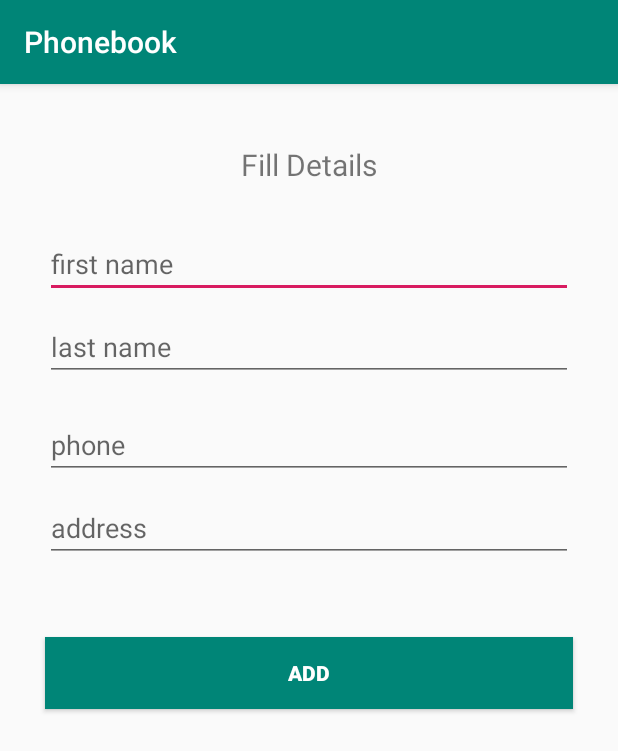
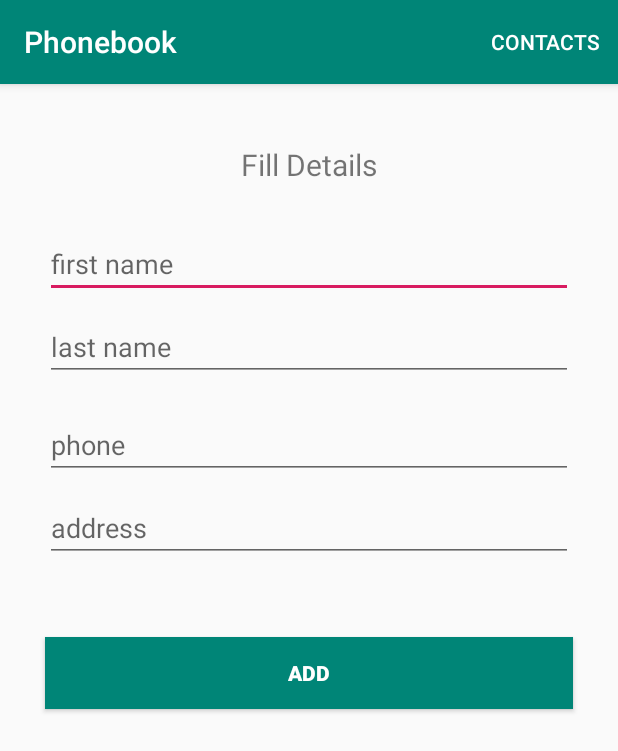
Before and after one commit to evneet822/Phonebook, an Android app: the screen it shows after launch (MainActivity), on a phone screen of 412 x 824 dp. Shown: the top 751 px of the screen. Run offline under Robolectric (Android 15) with nearby library versions, the phone set to English and light mode, and no system bars.

Commit message:
adaptor corrected

```diff
--- a/app/src/main/java/com/example/phonebook/ListViewAdaptor.java
+++ b/app/src/main/java/com/example/phonebook/ListViewAdaptor.java
@@ -21,8 +21,8 @@ public class ListViewAdaptor extends ArrayAdapter {
 
     public ListViewAdaptor(@NonNull Context context, int resource, List<Phonebook> phonebookList) {
         super(context, resource,phonebookList);
-        this.mContext = mContext;
-        this.layoutRes = layoutRes;
+        this.mContext = context;
+        this.layoutRes = resource;
         this.phonebookList = phonebookList;
     }
 
@@ -39,7 +39,7 @@ public class ListViewAdaptor extends ArrayAdapter {
         Phonebook phonebook = phonebookList.get(position);
 
         name.setText(phonebook.getFirstName() + " " + phonebook.getLastName());
-        phone.setText(phonebook.getPhoneNumber());
+        phone.setText(String.valueOf(phonebook.getPhoneNumber()));
         address.setText(phonebook.getAddress());
 
 
--- a/app/src/main/java/com/example/phonebook/MainActivity.java
+++ b/app/src/main/java/com/example/phonebook/MainActivity.java
@@ -1,8 +1,13 @@
 package com.example.phonebook;
 
+import androidx.annotation.NonNull;
 import androidx.appcompat.app.AppCompatActivity;
 
+import android.content.Intent;
 import android.os.Bundle;
+import android.view.Menu;
+import android.view.MenuInflater;
+import android.view.MenuItem;
 import android.view.View;
 import android.widget.Button;
 import android.widget.EditText;
@@ -53,4 +58,23 @@ public class MainActivity extends AppCompatActivity {
             }
         });
     }
+
+    @Override
+    public boolean onCreateOptionsMenu(Menu menu) {
+        MenuInflater menuInflater = getMenuInflater();
+        menuInflater.inflate(R.menu.list,menu);
+        return true;
+    }
+
+    @Override
+    public boolean onOptionsItemSelected(@NonNull MenuItem item) {
+        switch (item.getItemId()){
+            case R.id.action_list:
+                Intent intent = new Intent(MainActivity.this,PhonebookActivity.class);
+                startActivity(intent);
+                return true;
+                default:
+                    return super.onOptionsItemSelected(item);
+        }
+    }
 }
--- a/app/src/main/java/com/example/phonebook/PhonebookActivity.java
+++ b/app/src/main/java/com/example/phonebook/PhonebookActivity.java
@@ -40,6 +40,8 @@ public class PhonebookActivity extends AppCompatActivity {
             do{
 //                employeeList.add(new Employee(cursor.getInt(0),cursor.getString(1),cursor.getString(2),cursor.getString(3),cursor.getDouble(4)));
                 phonebooks.add(new Phonebook(cursor.getInt(0),cursor.getString(1),cursor.getString(2),cursor.getString(3),cursor.getInt(4)));
+                System.out.println(cursor.getInt(0));
+                System.out.println(cursor.getString(1));
 
             }while (cursor.moveToNext());
             cursor.close();
--- a/app/src/main/res/layout/display_phonebook.xml
+++ b/app/src/main/res/layout/display_phonebook.xml
@@ -21,6 +21,6 @@
         android:layout_width="match_parent"
         android:layout_height="wrap_content"
         android:id="@+id/text_view_adress"
-        android:layout_marginTop="5dp"/>
+        android:layout_margin="5dp"/>
 
 </LinearLayout>
--- /dev/null
+++ b/app/src/main/res/menu/list.xml
@@ -0,0 +1,11 @@
+<?xml version="1.0" encoding="utf-8"?>
+<menu xmlns:android="http://schemas.android.com/apk/res/android"
+    xmlns:app="http://schemas.android.com/apk/res-auto">
+
+
+    <item
+        android:id="@+id/action_list"
+        android:title="Contacts"
+        app:showAsAction="always"/>
+
+</menu>
```
